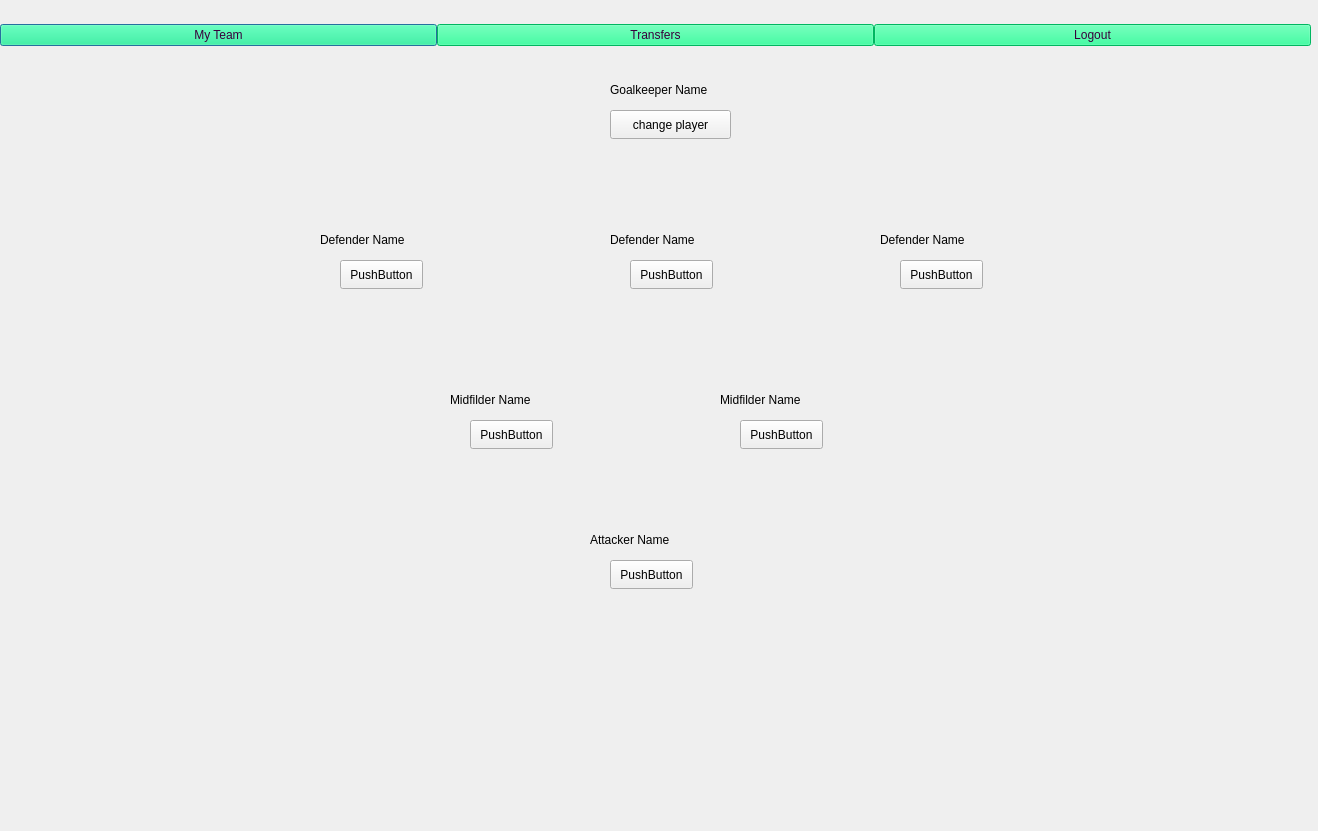
Qt form home.ui (bolesawny7/FootballFantasy) before a commit.
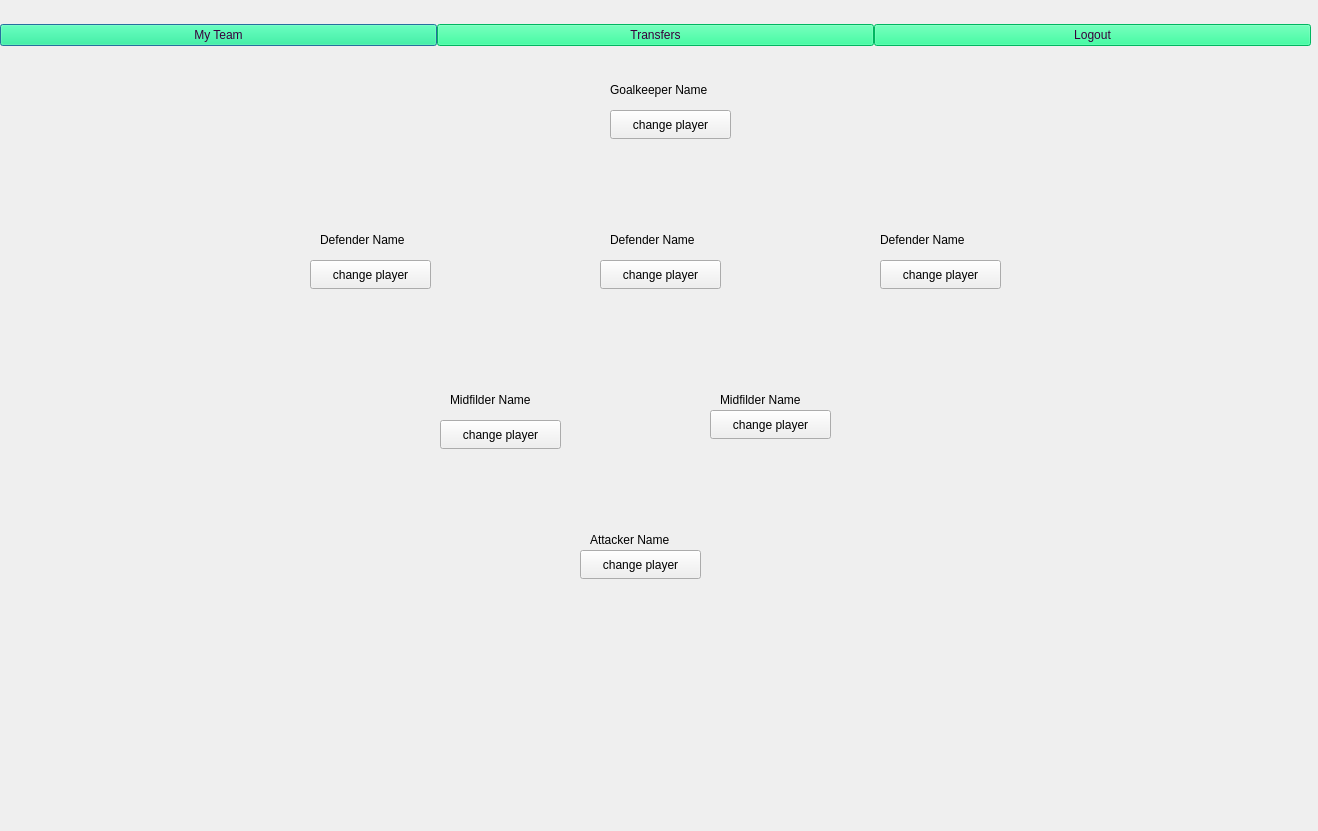
The same form after that commit. Icons and pictures are not drawn.

The edit to the form file:
```diff
--- a/home.ui
+++ b/home.ui
@@ -102,19 +102,6 @@
     <string>change player</string>
    </property>
   </widget>
-  <widget class="QPushButton" name="pushButton_4">
-   <property name="geometry">
-    <rect>
-     <x>340</x>
-     <y>260</y>
-     <width>83</width>
-     <height>29</height>
-    </rect>
-   </property>
-   <property name="text">
-    <string>PushButton</string>
-   </property>
-  </widget>
   <widget class="QLabel" name="label_2">
    <property name="geometry">
     <rect>
@@ -128,19 +115,6 @@
     <string>Defender Name</string>
    </property>
   </widget>
-  <widget class="QPushButton" name="pushButton_5">
-   <property name="geometry">
-    <rect>
-     <x>630</x>
-     <y>260</y>
-     <width>83</width>
-     <height>29</height>
-    </rect>
-   </property>
-   <property name="text">
-    <string>PushButton</string>
-   </property>
-  </widget>
   <widget class="QLabel" name="label_3">
    <property name="geometry">
     <rect>
@@ -154,19 +128,6 @@
     <string>Defender Name</string>
    </property>
   </widget>
-  <widget class="QPushButton" name="pushButton_6">
-   <property name="geometry">
-    <rect>
-     <x>900</x>
-     <y>260</y>
-     <width>83</width>
-     <height>29</height>
-    </rect>
-   </property>
-   <property name="text">
-    <string>PushButton</string>
-   </property>
-  </widget>
   <widget class="QLabel" name="label_4">
    <property name="geometry">
     <rect>
@@ -180,19 +141,6 @@
     <string>Defender Name</string>
    </property>
   </widget>
-  <widget class="QPushButton" name="pushButton_7">
-   <property name="geometry">
-    <rect>
-     <x>470</x>
-     <y>420</y>
-     <width>83</width>
-     <height>29</height>
-    </rect>
-   </property>
-   <property name="text">
-    <string>PushButton</string>
-   </property>
-  </widget>
   <widget class="QLabel" name="label_5">
    <property name="geometry">
     <rect>
@@ -206,19 +154,6 @@
     <string>Midfilder Name</string>
    </property>
   </widget>
-  <widget class="QPushButton" name="pushButton_8">
-   <property name="geometry">
-    <rect>
-     <x>740</x>
-     <y>420</y>
-     <width>83</width>
-     <height>29</height>
-    </rect>
-   </property>
-   <property name="text">
-    <string>PushButton</string>
-   </property>
-  </widget>
   <widget class="QLabel" name="label_6">
    <property name="geometry">
     <rect>
@@ -232,19 +167,6 @@
     <string>Midfilder Name</string>
    </property>
   </widget>
-  <widget class="QPushButton" name="pushButton_9">
-   <property name="geometry">
-    <rect>
-     <x>610</x>
-     <y>560</y>
-     <width>83</width>
-     <height>29</height>
-    </rect>
-   </property>
-   <property name="text">
-    <string>PushButton</string>
-   </property>
-  </widget>
   <widget class="QLabel" name="label_7">
    <property name="geometry">
     <rect>
@@ -258,6 +180,84 @@
     <string>Attacker Name</string>
    </property>
   </widget>
+  <widget class="QPushButton" name="pushButton_4">
+   <property name="geometry">
+    <rect>
+     <x>310</x>
+     <y>260</y>
+     <width>121</width>
+     <height>29</height>
+    </rect>
+   </property>
+   <property name="text">
+    <string>change player</string>
+   </property>
+  </widget>
+  <widget class="QPushButton" name="pushButton_5">
+   <property name="geometry">
+    <rect>
+     <x>600</x>
+     <y>260</y>
+     <width>121</width>
+     <height>29</height>
+    </rect>
+   </property>
+   <property name="text">
+    <string>change player</string>
+   </property>
+  </widget>
+  <widget class="QPushButton" name="pushButton_6">
+   <property name="geometry">
+    <rect>
+     <x>880</x>
+     <y>260</y>
+     <width>121</width>
+     <height>29</height>
+    </rect>
+   </property>
+   <property name="text">
+    <string>change player</string>
+   </property>
+  </widget>
+  <widget class="QPushButton" name="pushButton_7">
+   <property name="geometry">
+    <rect>
+     <x>440</x>
+     <y>420</y>
+     <width>121</width>
+     <height>29</height>
+    </rect>
+   </property>
+   <property name="text">
+    <string>change player</string>
+   </property>
+  </widget>
+  <widget class="QPushButton" name="pushButton_8">
+   <property name="geometry">
+    <rect>
+     <x>710</x>
+     <y>410</y>
+     <width>121</width>
+     <height>29</height>
+    </rect>
+   </property>
+   <property name="text">
+    <string>change player</string>
+   </property>
+  </widget>
+  <widget class="QPushButton" name="pushButton_9">
+   <property name="geometry">
+    <rect>
+     <x>580</x>
+     <y>550</y>
+     <width>121</width>
+     <height>29</height>
+    </rect>
+   </property>
+   <property name="text">
+    <string>change player</string>
+   </property>
+  </widget>
  </widget>
  <resources/>
  <connections/>
```
